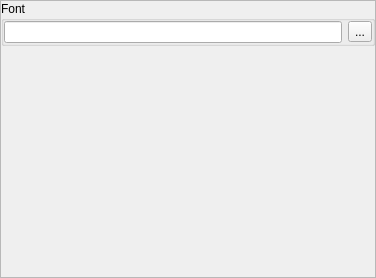
First picture: the form in xregistersviewoptionswidget.ui, repository horsicq/XRegistersView, before the edit.
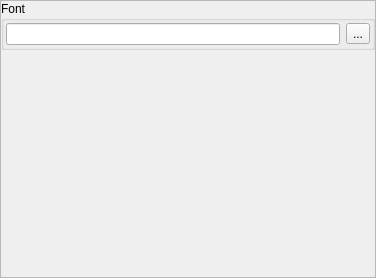
Second picture: the form after the edit.

Patch:
```diff
--- a/xregistersviewoptionswidget.ui
+++ b/xregistersviewoptionswidget.ui
@@ -60,16 +60,16 @@
          </property>
          <layout class="QHBoxLayout" name="horizontalLayout">
           <property name="leftMargin">
-           <number>0</number>
+           <number>2</number>
           </property>
           <property name="topMargin">
-           <number>0</number>
+           <number>2</number>
           </property>
           <property name="rightMargin">
-           <number>0</number>
+           <number>2</number>
           </property>
           <property name="bottomMargin">
-           <number>0</number>
+           <number>2</number>
           </property>
           <item>
            <widget class="QLineEdit" name="lineEditRegsFont">
```
